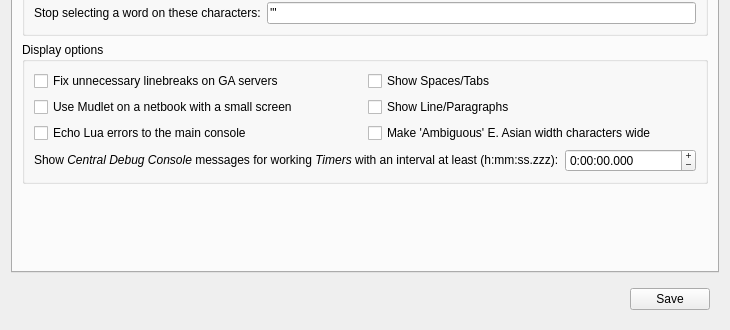
First picture: the form in src/ui/profile_preferences.ui, repository Mudlet/Mudlet, before the edit; both pictures show x 0 to 730 and y 355 to 685 of the 730 by 685 pixel window.
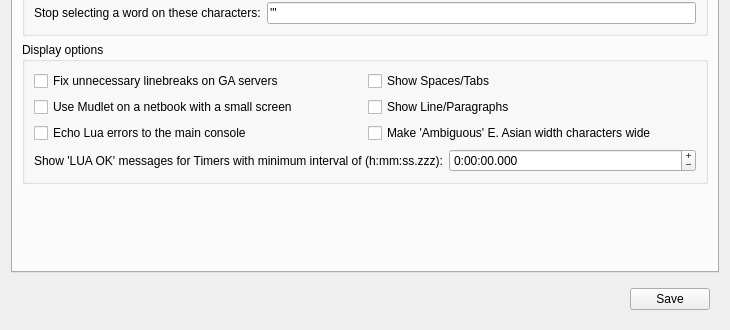
Second picture: the form after the edit. The open tabs and pages were chosen to show the change. Icons and pictures are not drawn. Custom widgets are drawn as their Qt base class.

Commit message: Revise: further tweak to QLabel text in preferences dialog

The edit to the form file:
```diff
--- a/src/ui/profile_preferences.ui
+++ b/src/ui/profile_preferences.ui
@@ -1015,7 +1015,7 @@
                 </sizepolicy>
                </property>
                <property name="text">
-                <string comment="The terms in italics refer to Mudlet specific things and ought to match translations in the glossary - assuming they have been put in there!">Show &lt;i&gt;Central Debug Console&lt;/i&gt; messages for working &lt;i&gt;Timers&lt;/i&gt; with an interval at least (h:mm:ss.zzz):</string>
+                <string comment="The terms in italics refer to Mudlet specific things and ought to match translations in the glossary - assuming they have been put in there!">Show 'LUA OK' messages for Timers with minimum interval of (h:mm:ss.zzz):</string>
                </property>
                <property name="buddy">
                 <cstring>timeEdit_timerDebugOutputMinimumInterval</cstring>
```
